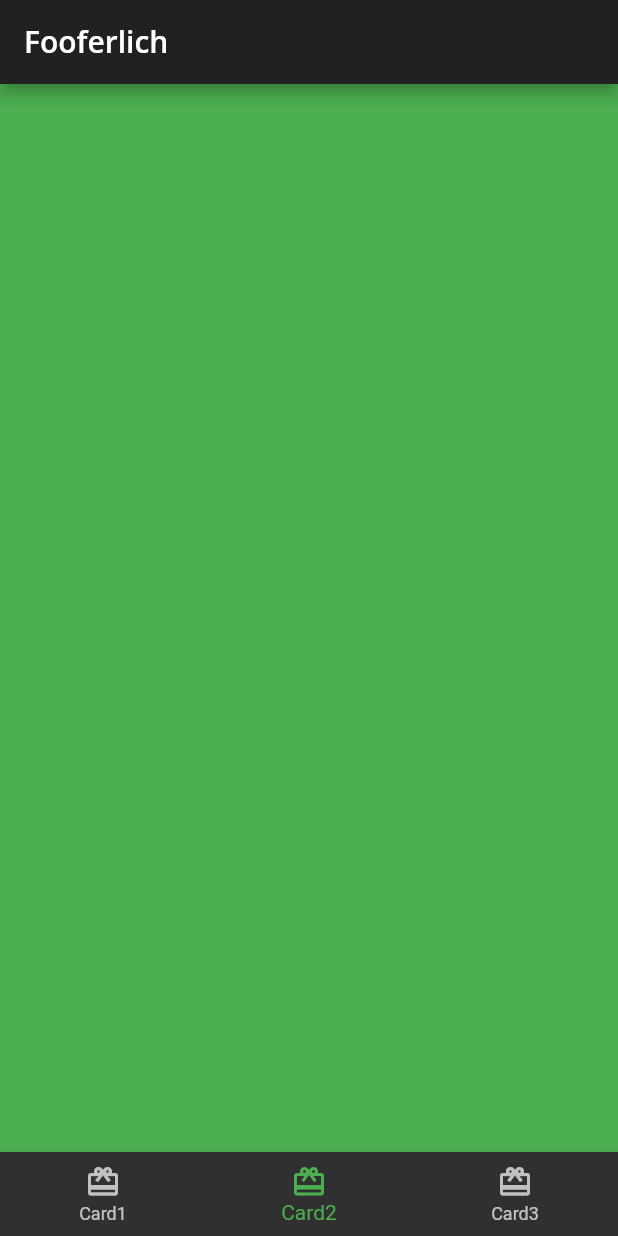
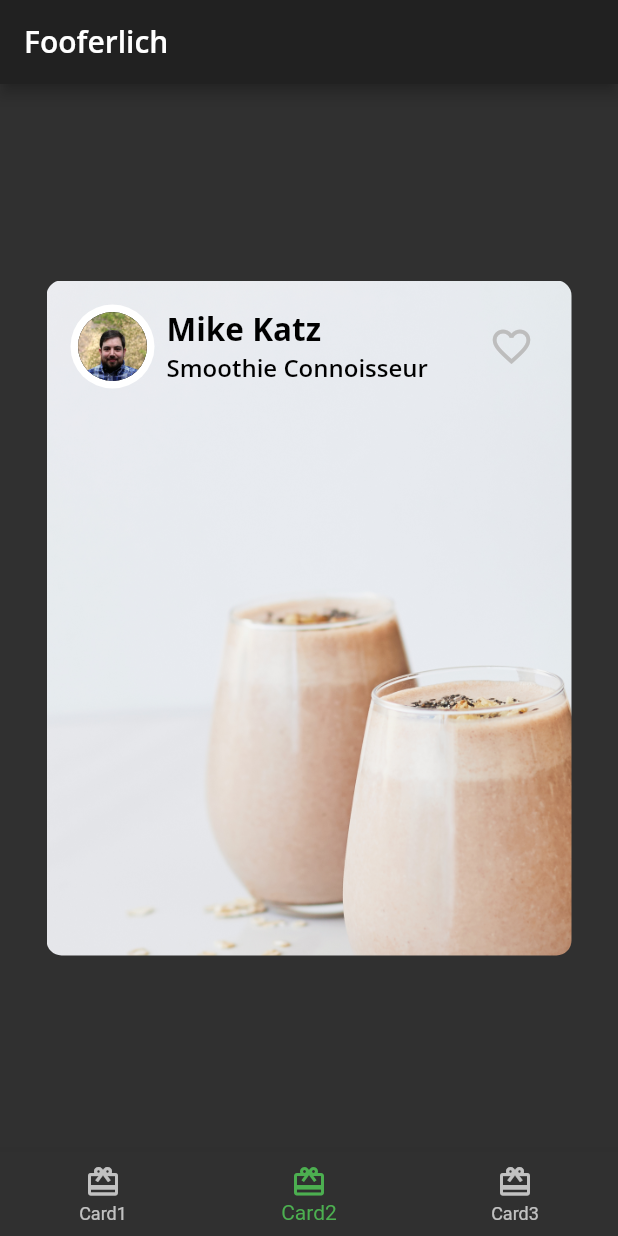
Before and after one commit to heback/fooderlich, a Flutter app: the screen it shows after launch, item 2 of the bottom bar chosen, on a phone screen of 412 x 824 dp. Run offline on Flutter 3.47's test engine with Material 2 defaults, Android fonts, the phone set to English and light mode, and no system bars; our stand-ins replace google_fonts.

Commit message:
20220907 16:21

```diff
--- /dev/null
+++ b/lib/author_card.dart
@@ -0,0 +1,56 @@
+import 'package:flutter/material.dart';
+import 'fooderlich_theme.dart';
+import 'circle_image.dart';
+
+class AuthorCard extends StatelessWidget {
+  const AuthorCard({
+    Key? key,
+    required this.authorName,
+    required this.title,
+    this.imageProvider,
+  }) : super(key: key);
+
+  final String authorName;
+  final String title;
+  final ImageProvider? imageProvider;
+
+  @override
+  Widget build(BuildContext context) {
+
+    return Container(
+      padding: const EdgeInsets.all(16),
+      child: Row(
+        mainAxisAlignment: MainAxisAlignment.spaceBetween,
+        children: [
+          Row(
+            mainAxisAlignment: MainAxisAlignment.spaceBetween,
+            children: [
+              CircleImage(
+                imageProvider: imageProvider,
+                imageRadius: 28,
+              ),
+              const SizedBox(width: 8,),
+              Column(
+                crossAxisAlignment: CrossAxisAlignment.start,
+                children: [
+                  Text(authorName, style: FooderlichTheme.lightTextTheme.headline2,),
+                  Text(title, style: FooderlichTheme.lightTextTheme.headline3,)
+                ],
+              ),
+
+            ],
+          ),
+          IconButton(
+            onPressed: (){
+              const snackBar = SnackBar(content: Text('Favorite Pressed'));
+              ScaffoldMessenger.of(context).showSnackBar(snackBar);
+            },
+            icon: const Icon(Icons.favorite_border),
+            iconSize: 30,
+            color: Colors.grey[400],
+          )
+        ],
+      ),
+    );
+  }
+}
--- /dev/null
+++ b/lib/card2.dart
@@ -0,0 +1,36 @@
+import 'package:flutter/material.dart';
+import 'author_card.dart';
+
+class Card2 extends StatelessWidget {
+  const Card2({Key? key}) : super(key: key);
+
+  @override
+  Widget build(BuildContext context) {
+    return Center(
+      child: Container(
+        constraints: const BoxConstraints.expand(
+          width: 350,
+          height: 450,
+        ),
+        decoration: const BoxDecoration(
+          image: DecorationImage(
+              image: AssetImage('assets/mag5.png'),
+            fit: BoxFit.cover,
+          ),
+          borderRadius: BorderRadius.all(
+            Radius.circular(10.0),
+          )
+        ),
+        child: Column(
+          children: [
+            const AuthorCard(
+              authorName: 'Mike Katz',
+              title: 'Smoothie Connoisseur',
+              imageProvider: AssetImage('assets/author_katz.jpeg'),)
+            // TODO 4: add Positional text
+          ],
+        ),
+      ),
+    );
+  }
+}
--- /dev/null
+++ b/lib/circle_image.dart
@@ -0,0 +1,24 @@
+import 'package:flutter/material.dart';
+
+class CircleImage extends StatelessWidget {
+  const CircleImage({
+    Key? key,
+    this.imageProvider,
+    this.imageRadius = 20,
+  }) : super(key: key);
+
+  final double imageRadius;
+  final ImageProvider? imageProvider;
+
+  @override
+  Widget build(BuildContext context) {
+    return CircleAvatar(
+      backgroundColor: Colors.white,
+      radius: imageRadius,
+      child: CircleAvatar(
+        radius: imageRadius - 5,
+        backgroundImage: imageProvider,
+      ),
+    );
+  }
+}
--- a/lib/home.dart
+++ b/lib/home.dart
@@ -1,5 +1,7 @@
 import 'package:flutter/material.dart';
 import 'Card1.dart';
+import 'Card2.dart';
+import 'Card3.dart';
 
 class Home extends StatefulWidget {
   const Home({Key? key}) : super(key: key);
@@ -13,8 +15,8 @@ class _HomeState extends State<Home> {
   int _selectedIndex = 0;
   static List<Widget> pages = <Widget>[
     const Card1(),
-    Container(color: Colors.green,),
-    Container(color: Colors.blue,)
+    const Card2(),
+    const Card3(),
   ];
 
   void _onItemTapped(int index) {
```
Also changed, not shown: lib/Card3.dart (added, +92 -0 lines).
